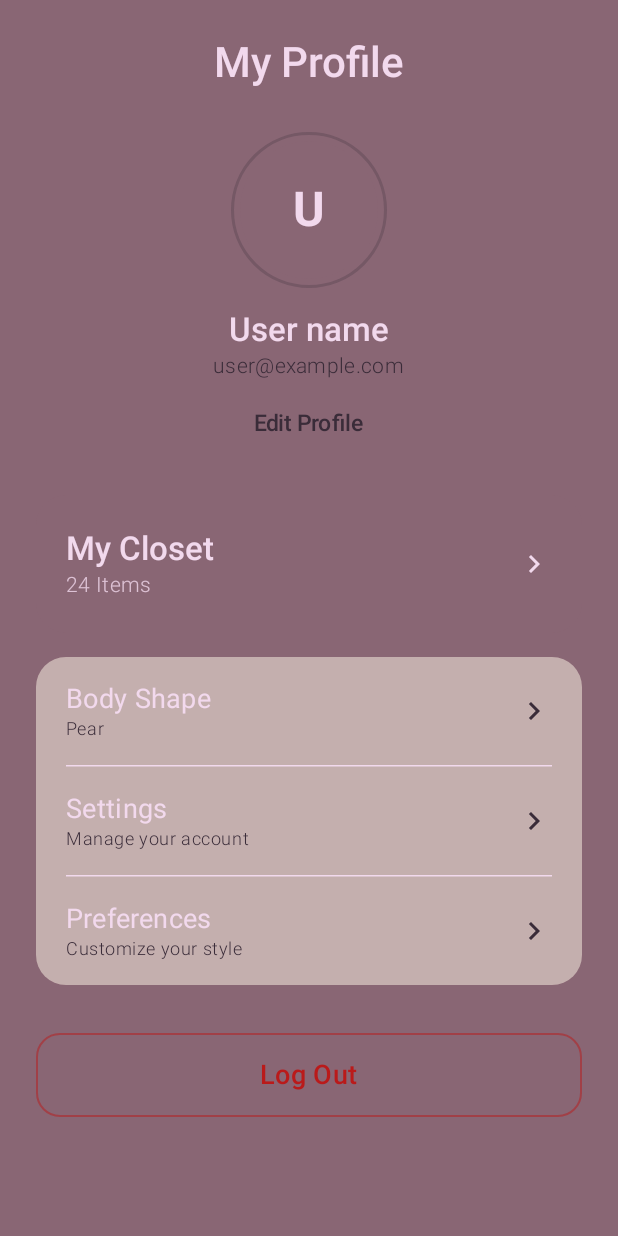
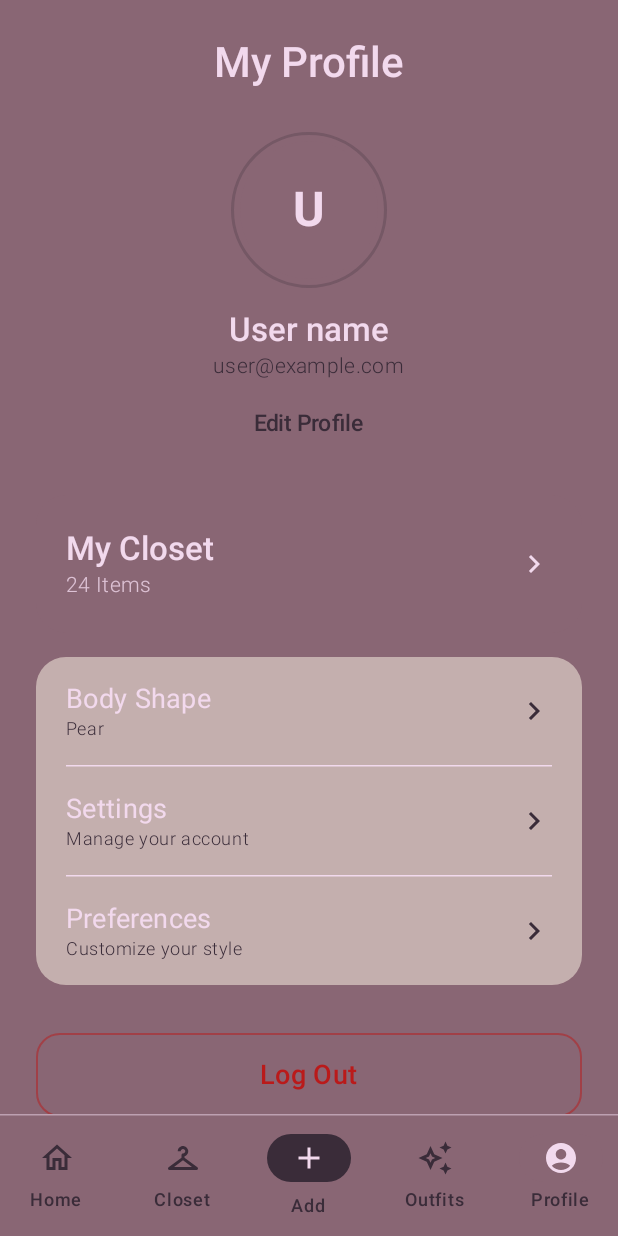
Before and after one commit to aljaziKhalid/Mobile-Application-Programming-Project-, an Android app built with Jetpack Compose: the composable ProfileRoute shown on its own in the app's theme, on a phone screen of 412 x 824 dp. Run offline under Robolectric (Android 15) with nearby library versions, the phone set to English and light mode, and no system bars.

Commit message:
bottom bar

```diff
--- a/app/src/main/java/com/mystiq/MainActivity.kt
+++ b/app/src/main/java/com/mystiq/MainActivity.kt
@@ -111,6 +111,7 @@ class MainActivity : ComponentActivity() {
                             onCaptureClick = { }
                         )
                     }
+
                     "profile" -> {
                         ProfileRoute(
                             onLogoutClick = {
@@ -119,10 +120,20 @@ class MainActivity : ComponentActivity() {
                                 currentScreen = "signin"
                             },
                             onClosetClick = {
-                                // We'll connect Closet later
+                                // Connect Closet when its route is ready
+                            },
+                            onHomeClick = {
+                                currentScreen = "home"
+                            },
+                            onAddClick = {
+                                currentScreen = "camera"
+                            },
+                            onOutfitsClick = {
+                                // Connect Outfits when its route is ready
                             }
                         )
                     }
+
                 }
             }
         }
--- /dev/null
+++ b/app/src/main/java/com/mystiq/ui/components/MystiqBottomBar.kt
@@ -0,0 +1,141 @@
+package com.mystiq.ui.components
+
+import androidx.compose.foundation.background
+import androidx.compose.foundation.layout.Box
+import androidx.compose.foundation.layout.Column
+import androidx.compose.foundation.layout.size
+import androidx.compose.foundation.shape.RoundedCornerShape
+import androidx.compose.material.icons.Icons
+import androidx.compose.material.icons.filled.AccountCircle
+import androidx.compose.material.icons.filled.Add
+import androidx.compose.material.icons.filled.AutoAwesome
+import androidx.compose.material.icons.filled.Checkroom
+import androidx.compose.material.icons.filled.Home
+import androidx.compose.material.icons.outlined.AccountCircle
+import androidx.compose.material.icons.outlined.AutoAwesome
+import androidx.compose.material.icons.outlined.Checkroom
+import androidx.compose.material.icons.outlined.Home
+import androidx.compose.material3.HorizontalDivider
+import androidx.compose.material3.Icon
+import androidx.compose.material3.MaterialTheme
+import androidx.compose.material3.NavigationBar
+import androidx.compose.material3.NavigationBarItem
+import androidx.compose.material3.NavigationBarItemDefaults
+import androidx.compose.material3.Text
+import androidx.compose.runtime.Composable
+import androidx.compose.ui.Alignment
+import androidx.compose.ui.Modifier
+import androidx.compose.ui.graphics.Color
+import androidx.compose.ui.graphics.vector.ImageVector
+import androidx.compose.ui.text.font.FontWeight
+import androidx.compose.ui.tooling.preview.Preview
+import androidx.compose.ui.unit.dp
+import com.mystiq.ui.theme.Mystiq_FinalTheme
+
+private const val TAB_ADD = "add"
+
+private data class BottomBarTab(
+    val key: String,
+    val label: String,
+    val selectedIcon: ImageVector,
+    val unselectedIcon: ImageVector,
+    val onClick: () -> Unit
+)
+
+@Composable
+fun MystiqBottomBar(
+    selectedTab: String,
+    onHomeClick: () -> Unit,
+    onClosetClick: () -> Unit,
+    onAddClick: () -> Unit,
+    onOutfitsClick: () -> Unit,
+    onProfileClick: () -> Unit
+) {
+    val colors = MaterialTheme.colorScheme
+
+    val tabs = listOf(
+        BottomBarTab("home", "Home", Icons.Filled.Home, Icons.Outlined.Home, onHomeClick),
+        BottomBarTab("closet", "Closet", Icons.Filled.Checkroom, Icons.Outlined.Checkroom, onClosetClick),
+        BottomBarTab(TAB_ADD, "Add", Icons.Filled.Add, Icons.Filled.Add, onAddClick),
+        BottomBarTab("outfits", "Outfits", Icons.Filled.AutoAwesome, Icons.Outlined.AutoAwesome, onOutfitsClick),
+        BottomBarTab("profile", "Profile", Icons.Filled.AccountCircle, Icons.Outlined.AccountCircle, onProfileClick)
+    )
+
+    Column {
+        // Thin separator so the bar doesn't blend into the page in light mode
+        HorizontalDivider(color = colors.outlineVariant.copy(alpha = 0.5f))
+
+        NavigationBar(
+            containerColor = colors.surface,
+            tonalElevation = 0.dp
+        ) {
+            tabs.forEach { tab ->
+                val selected = selectedTab == tab.key
+                val isAdd = tab.key == TAB_ADD
+
+                NavigationBarItem(
+                    selected = selected,
+                    onClick = tab.onClick,
+                    icon = {
+                        if (isAdd) {
+                            AddTabIcon(icon = tab.selectedIcon)
+                        } else {
+                            Icon(
+                                imageVector = if (selected) tab.selectedIcon else tab.unselectedIcon,
+                                contentDescription = null
+                            )
+                        }
+                    },
+                    label = {
+                        Text(
+                            text = tab.label,
+                            style = MaterialTheme.typography.labelMedium,
+                            fontWeight = if (selected) FontWeight.SemiBold else FontWeight.Medium
+                        )
+                    },
+                    colors = NavigationBarItemDefaults.colors(
+                        selectedIconColor = colors.onPrimaryContainer,
+                        selectedTextColor = colors.primary,
+                        // The Add button draws its own background, so no pill behind it
+                        indicatorColor = if (isAdd) Color.Transparent else colors.primaryContainer,
+                        unselectedIconColor = colors.onSurfaceVariant,
+                        unselectedTextColor = colors.onSurfaceVariant
+                    )
+                )
+            }
+        }
+    }
+}
+
+@Composable
+private fun AddTabIcon(icon: ImageVector) {
+    val colors = MaterialTheme.colorScheme
+
+    Box(
+        modifier = Modifier
+            .size(width = 56.dp, height = 32.dp)
+            .background(colors.primary, RoundedCornerShape(16.dp)),
+        contentAlignment = Alignment.Center
+    ) {
+        Icon(
+            imageVector = icon,
+            contentDescription = null,
+            tint = colors.onPrimary
+        )
+    }
+}
+
+@Preview(showBackground = true)
+@Composable
+private fun MystiqBottomBarPreview() {
+    Mystiq_FinalTheme {
+        MystiqBottomBar(
+            selectedTab = "home",
+            onHomeClick = {},
+            onClosetClick = {},
+            onAddClick = {},
+            onOutfitsClick = {},
+            onProfileClick = {}
+        )
+    }
+}
--- a/app/src/main/java/com/mystiq/ui/screens/profile/ProfileRoute.kt
+++ b/app/src/main/java/com/mystiq/ui/screens/profile/ProfileRoute.kt
@@ -12,6 +12,9 @@ fun ProfileRoute(
     onClosetClick: () -> Unit,
     onSettingsClick: () -> Unit = {},
     onPreferencesClick: () -> Unit = {},
+    onHomeClick: () -> Unit = {},
+    onAddClick: () -> Unit = {},
+    onOutfitsClick: () -> Unit = {} ,
     profileViewModel: ProfileViewModel = viewModel()
 ) {
     val uiState by profileViewModel.uiState.collectAsState()
@@ -22,6 +25,8 @@ fun ProfileRoute(
         onSettingsClick = onSettingsClick,
         onPreferencesClick = onPreferencesClick,
         onLogoutClick = onLogoutClick,
-        onClosetClick = onClosetClick
-    )
-}
+        onClosetClick = onClosetClick,
+        onHomeClick = onHomeClick,
+        onAddClick = onAddClick,
+        onOutfitsClick = onOutfitsClick
+    )}
--- a/app/src/main/java/com/mystiq/ui/screens/profile/ProfileScreen.kt
+++ b/app/src/main/java/com/mystiq/ui/screens/profile/ProfileScreen.kt
@@ -35,6 +35,7 @@ import androidx.compose.ui.Modifier
 import androidx.compose.ui.graphics.Color
 import androidx.compose.ui.text.font.FontWeight
 import androidx.compose.ui.unit.dp
+import com.mystiq.ui.components.MystiqBottomBar
 private val CardShape = RoundedCornerShape(20.dp)
 
 @Composable
@@ -44,12 +45,25 @@ fun ProfileScreen(
     onSettingsClick: () -> Unit,
     onPreferencesClick: () -> Unit,
     onLogoutClick: () -> Unit,
-    onClosetClick: () -> Unit
+    onClosetClick: () -> Unit,
+    onHomeClick: () -> Unit = {},
+    onAddClick: () -> Unit = {},
+    onOutfitsClick: () -> Unit = {}
 ) {
     val colors = MaterialTheme.colorScheme
 
     Scaffold(
-        containerColor = colors.background
+        containerColor = colors.background,
+        bottomBar = {
+            MystiqBottomBar(
+                selectedTab = "profile",
+                onHomeClick = onHomeClick,
+                onClosetClick = onClosetClick,
+                onAddClick = onAddClick,
+                onOutfitsClick = onOutfitsClick,
+                onProfileClick = {}
+            )
+        }
     ) { padding ->
 
         Column(
```
